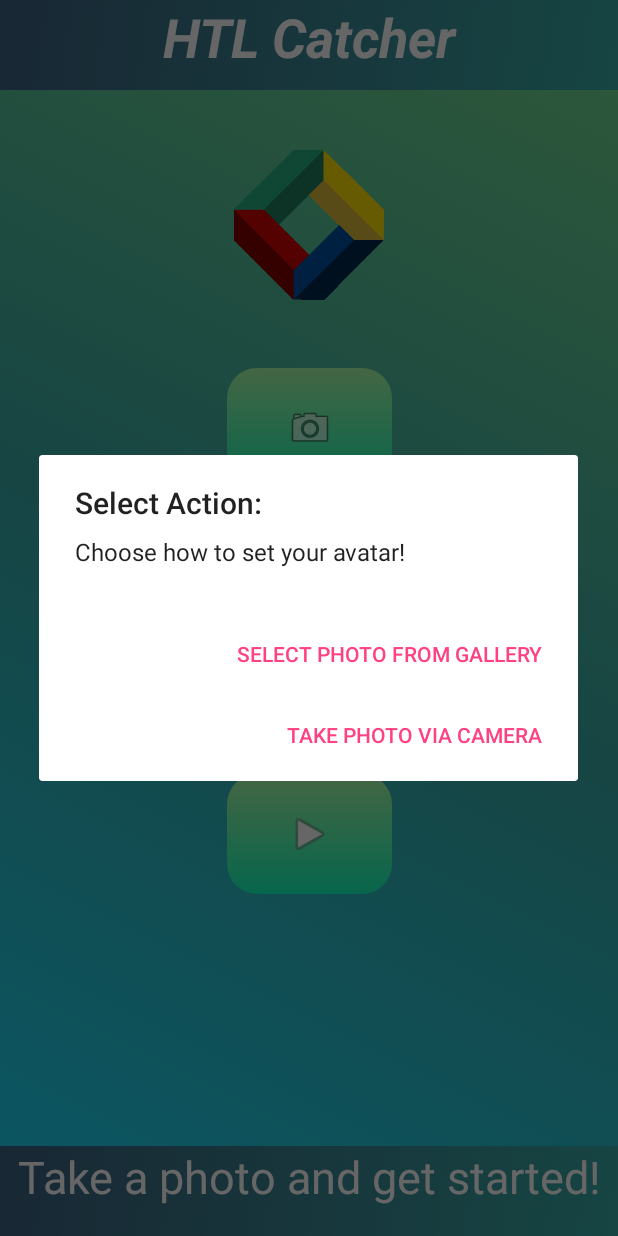
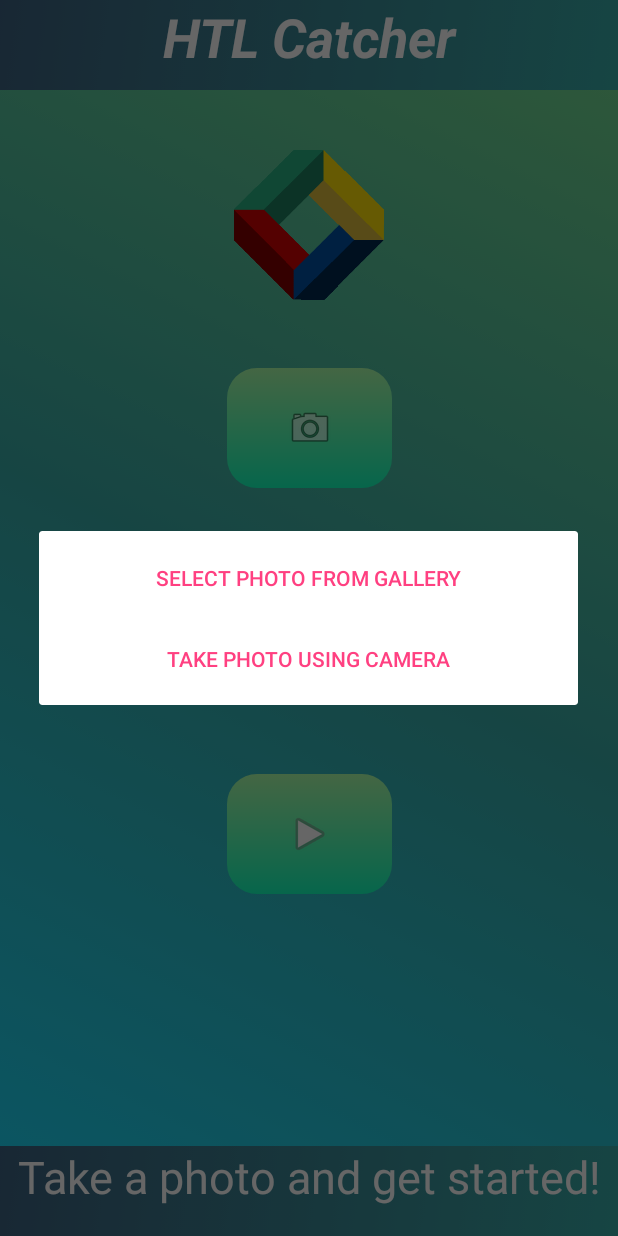
Before and after one commit to htl-anichstrasse/htl-catcher, an Android app: the screen it shows after launch (MainActivity), after a tap on "Take photo", on a phone screen of 412 x 824 dp. Run offline under Robolectric (Android 15) with nearby library versions, the phone set to English and light mode, and no system bars.

Commit message:
design adjustments of dialog

```diff
--- a/app/src/main/java/tirol/htlanichstrasse/htlcatcher/MainActivity.java
+++ b/app/src/main/java/tirol/htlanichstrasse/htlcatcher/MainActivity.java
@@ -22,8 +22,11 @@ import android.support.annotation.NonNull;
 import android.support.v7.app.AlertDialog;
 import android.support.v7.app.AppCompatActivity;
 import android.util.Log;
+import android.view.Gravity;
 import android.view.View;
+import android.widget.Button;
 import android.widget.ImageButton;
+import android.widget.LinearLayout;
 import android.widget.Toast;
 import java.io.File;
 import java.io.FileOutputStream;
@@ -126,10 +129,8 @@ public class MainActivity extends AppCompatActivity {
     * Creates the dialog to choose between device camera and local gallery to set avatar image.
     */
    private void showSelectionDialog() {
-      AlertDialog.Builder dialogBuilder = new AlertDialog.Builder(MainActivity.this);
-      AlertDialog alertDialog = dialogBuilder.create();
-      alertDialog.setTitle("Select Action:");
-      alertDialog.setMessage("Choose how to set your avatar!");
+      final AlertDialog.Builder dialogBuilder = new AlertDialog.Builder(MainActivity.this);
+      final AlertDialog alertDialog = dialogBuilder.create();
 
       alertDialog.setButton(DialogInterface.BUTTON_POSITIVE, "Select photo from gallery",
           (dialogInterface, id) -> {
@@ -137,12 +138,22 @@ public class MainActivity extends AppCompatActivity {
              dialogInterface.dismiss();
           });
 
-      alertDialog.setButton(DialogInterface.BUTTON_NEGATIVE, "Take photo via camera",
+      alertDialog.setButton(DialogInterface.BUTTON_NEGATIVE, "Take photo using camera",
           (dialogInterface, id) -> {
              dispatchTakePictureIntent(REQUEST_IMAGE_CAPTURE);
              dialogInterface.dismiss();
           });
       alertDialog.show();
+
+      final Button buttonGallery = alertDialog.getButton(AlertDialog.BUTTON_POSITIVE);
+      final Button buttonCamera = alertDialog.getButton(AlertDialog.BUTTON_NEGATIVE);
+
+      LinearLayout.LayoutParams layoutParams = (LinearLayout.LayoutParams) buttonGallery.getLayoutParams();
+      layoutParams.gravity = Gravity.CENTER_HORIZONTAL;
+
+      buttonGallery.setLayoutParams(layoutParams);
+      buttonCamera.setLayoutParams(layoutParams);
+
    }
 
    /**
```
